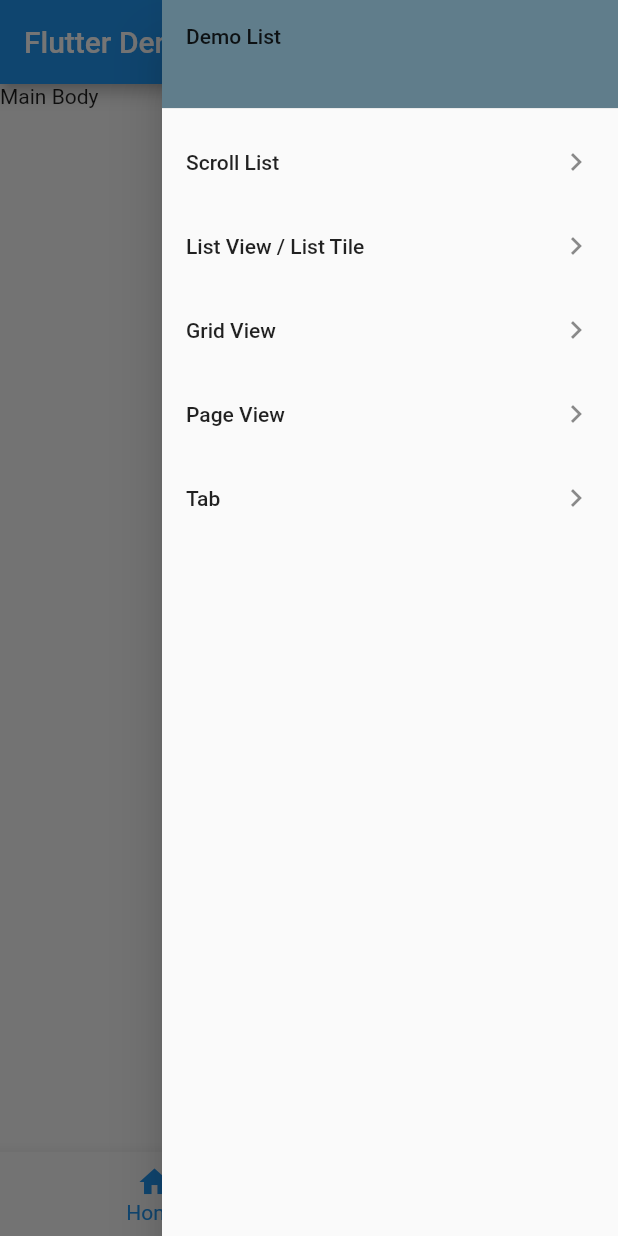
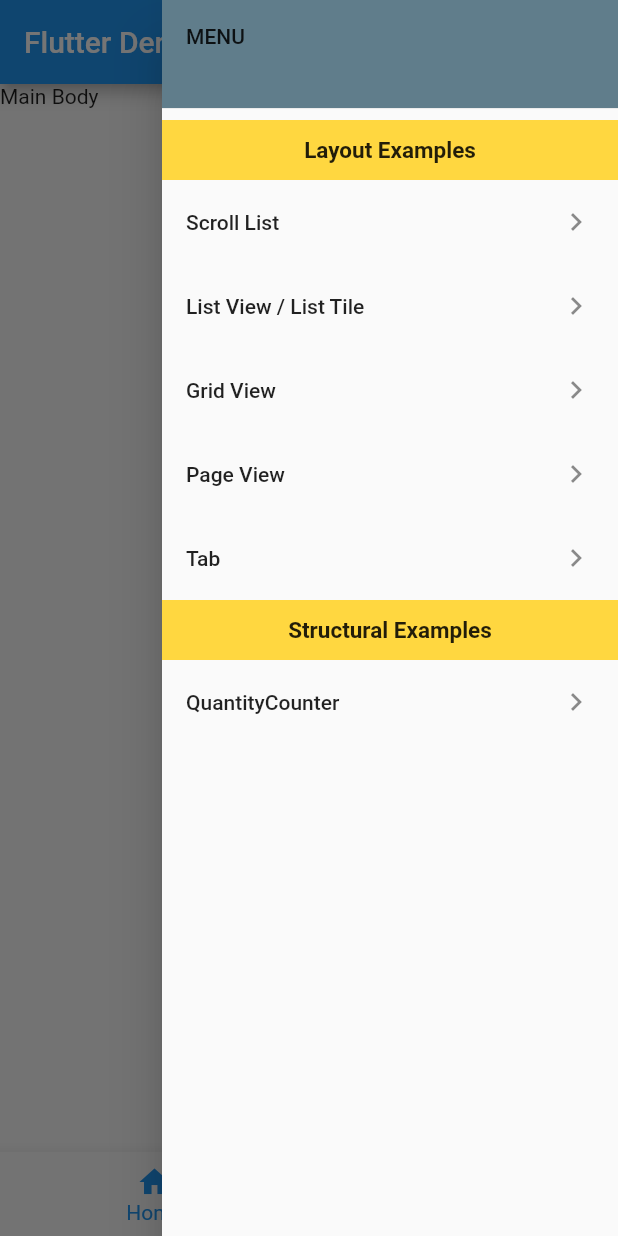
Before and after one commit to socurites/flutter_app, a Flutter app: the screen it shows after launch, with the side drawer open, on a phone screen of 412 x 824 dp. Run offline on Flutter 3.47's test engine with Material 2 defaults, Android fonts, the phone set to English and light mode, and no system bars.

Commit message:
Add quantity counter button widget

```diff
--- a/lib/main.dart
+++ b/lib/main.dart
@@ -4,6 +4,7 @@ import 'package:flutter_app/page/demo_list_view_tile.dart';
 import 'package:flutter_app/page/demo_page_view.dart';
 import 'package:flutter_app/page/demo_scroll_view.dart';
 import 'package:flutter_app/page/demo_tab.dart';
+import 'package:flutter_app/struct/quantity_counter_button.dart';
 
 void main() {
   runApp(MyApp());
@@ -58,9 +59,26 @@ class MyHomePage extends StatelessWidget {
               SizedBox(
                 height: 80.0,
                 child: DrawerHeader(
-                  child: Text("Demo List"),
+                  child: Text("MENU"),
                   decoration: BoxDecoration(
                     color: Colors.blueGrey,
+                  ),
+                ),
+              ),
+              SizedBox(
+                height: 40.0,
+                child: DecoratedBox(
+                  decoration: BoxDecoration(
+                    color: Colors.amberAccent,
+                  ),
+                  child: Center(
+                    child: Text(
+                      "Layout Examples",
+                      style: TextStyle(
+                        fontWeight: FontWeight.bold,
+                        fontSize: 15,
+                      ),
+                    ),
                   ),
                 ),
               ),
@@ -114,6 +132,33 @@ class MyHomePage extends StatelessWidget {
                       MaterialPageRoute(builder: (context) => DemoTabPage()));
                 },
               ),
+              SizedBox(
+                height: 40.0,
+                child: DecoratedBox(
+                  decoration: BoxDecoration(
+                    color: Colors.amberAccent,
+                  ),
+                  child: Center(
+                    child: Text(
+                      "Structural Examples",
+                      style: TextStyle(
+                        fontWeight: FontWeight.bold,
+                        fontSize: 15,
+                      ),
+                    ),
+                  ),
+                ),
+              ),
+              ListTile(
+                title: Text('QuantityCounter'),
+                trailing: Icon(Icons.navigate_next),
+                onTap: () {
+                  Navigator.of(context).pop();
+                  Navigator.push(
+                      context,
+                      MaterialPageRoute(builder: (context) => QuantityCounterButton()));
+                },
+              ),
             ],
           ),
         ),
@@ -132,149 +177,3 @@ class MyHomePage extends StatelessWidget {
     );
   }
 }
-
-//class MyHomePage extends StatelessWidget {
-//  final items = List.generate(30, (i) =>
-//      Container(
-//        color: Colors.red,
-//        width: 100,
-//        height: 100,
-//        padding: const EdgeInsets.all(8.0),
-//        margin: const EdgeInsets.all(8.0),
-//      )
-//  ).toList();
-//
-//  @override
-//  Widget build(BuildContext context) {
-//    return Scaffold(
-//      appBar: AppBar(
-//        title: Text('제목'),
-//      ),
-//      body: SingleChildScrollView(
-//        child: Column(
-//          mainAxisSize: MainAxisSize.max,
-//          mainAxisAlignment: MainAxisAlignment.center,
-//          crossAxisAlignment: CrossAxisAlignment.center,
-//          children: items,
-//        ),
-//      )
-//    );
-//  }
-//}
-
-
-//class MyHomePage extends StatefulWidget {
-//  @override
-//  State<StatefulWidget> createState() => MyHomePageState();
-//}
-//
-//class MyHomePageState extends State<MyHomePage> {
-//  var _text = 'Hello';
-//
-//  @override
-//  Widget build(BuildContext context) {
-//    return Scaffold(
-//      appBar: AppBar(
-//        title: Text('Hello World'),
-//      ),
-//      body: Text(
-//        _text,
-//        style: TextStyle(fontSize: 40),
-//      ),
-//      floatingActionButton: FloatingActionButton(
-//        onPressed: () {
-//          setState(() {
-//            _text = 'World';
-//          });
-//        },
-//        child: Icon(Icons.touch_app),
-//      ),
-//    );
-//  }
-//}
-
-//
-//class MyHomePage extends StatefulWidget {
-//  MyHomePage({Key key, this.title}) : super(key: key);
-//
-//  // This widget is the home page of your application. It is stateful, meaning
-//  // that it has a State object (defined below) that contains fields that affect
-//  // how it looks.
-//
-//  // This class is the configuration for the state. It holds the values (in this
-//  // case the title) provided by the parent (in this case the App widget) and
-//  // used by the build method of the State. Fields in a Widget subclass are
-//  // always marked "final".
-//
-//  final String title;
-//
-//  @override
-//  _MyHomePageState createState() => _MyHomePageState();
-//}
-//
-//class _MyHomePageState extends State<MyHomePage> {
-//  int _counter = 0;
-//
-//  void _incrementCounter() {
-//    setState(() {
-//      // This call to setState tells the Flutter framework that something has
-//      // changed in this State, which causes it to rerun the build method below
-//      // so that the display can reflect the updated values. If we changed
-//      // _counter without calling setState(), then the build method would not be
-//      // called again, and so nothing would appear to happen.
-//      _counter++;
-//    });
-//  }
-//
-//  @override
-//  Widget build(BuildContext context) {
-//    // This method is rerun every time setState is called, for instance as done
-//    // by the _incrementCounter method above.
-//    //
-//    // The Flutter framework has been optimized to make rerunning build methods
-//    // fast, so that you can just rebuild anything that needs updating rather
-//    // than having to individually change instances of widgets.
-//    return Scaffold(
-//      appBar: AppBar(
-//        // Here we take the value from the MyHomePage object that was created by
-//        // the App.build method, and use it to set our appbar title.
-//        title: Text(widget.title),
-//      ),
-//      body: Center(
-//        // Center is a layout widget. It takes a single child and positions it
-//        // in the middle of the parent.
-//        child: Column(
-//          // Column is also a layout widget. It takes a list of children and
-//          // arranges them vertically. By default, it sizes itself to fit its
-//          // children horizontally, and tries to be as tall as its parent.
-//          //
-//          // Invoke "debug painting" (press "p" in the console, choose the
-//          // "Toggle Debug Paint" action from the Flutter Inspector in Android
-//          // Studio, or the "Toggle Debug Paint" command in Visual Studio Code)
-//          // to see the wireframe for each widget.
-//          //
-//          // Column has various properties to control how it sizes itself and
-//          // how it positions its children. Here we use mainAxisAlignment to
-//          // center the children vertically; the main axis here is the vertical
-//          // axis because Columns are vertical (the cross axis would be
-//          // horizontal).
-//          mainAxisAlignment: MainAxisAlignment.center,
-//          children: <Widget>[
-//            Text(
-//              'You have pushed the button this many times:',
-//            ),
-//            Text(
-//              '$_counter',
-//              style: Theme.of(context).textTheme.headline4,
-//            ),
-//          ],
-//        ),
-//      ),
-//      floatingActionButton: FloatingActionButton(
-//        onPressed: _incrementCounter,
-//        tooltip: 'Increment',
-//        child: Icon(Icons.add),
-//      ), // This trailing comma makes auto-formatting nicer for build methods.
-//    );
-//  }
-//}
```
Also changed, not shown: lib/struct/empty.dart (added, +24 -0 lines), lib/struct/quantity_counter_button.dart (added, +49 -0 lines).
